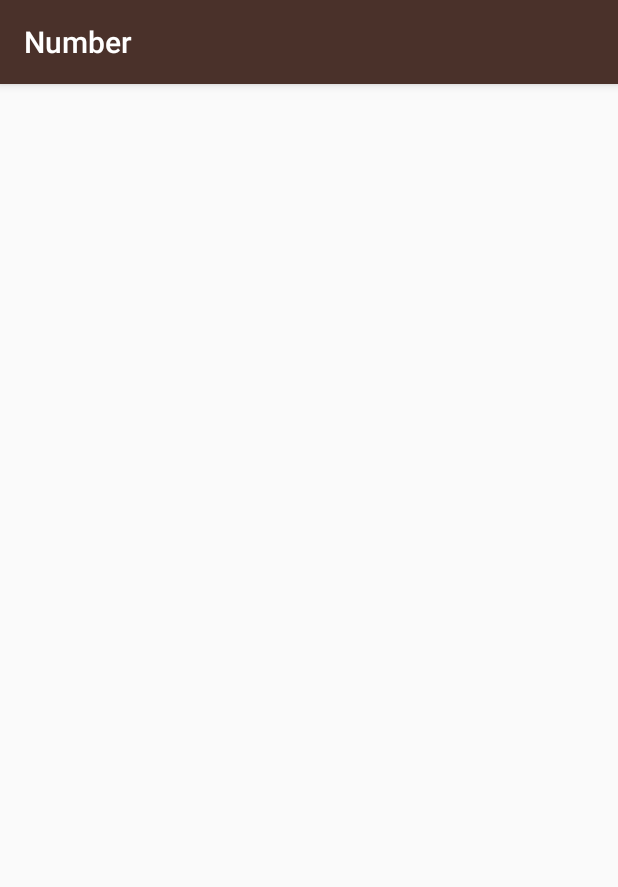
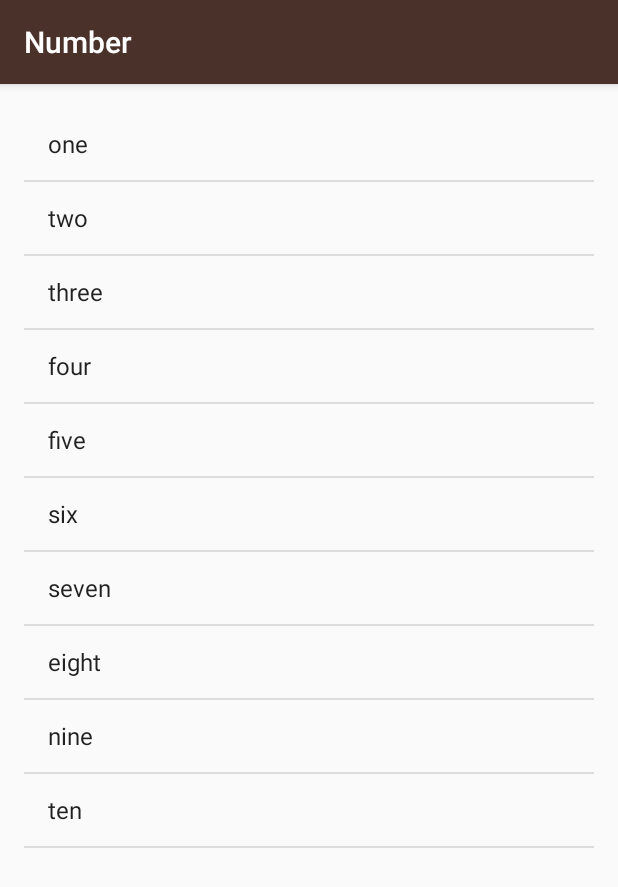
Before and after one commit to Mizael0412/Miwok, an Android app: the numberActivity screen opened directly, with no data from a screen before it, on a phone screen of 412 x 824 dp. Shown: the top 887 px of the screen. Run offline under Robolectric (Android 15) with nearby library versions, the phone set to English and light mode, and no system bars.

Commit message:
MiWok pt2

```diff
--- a/app/src/main/java/com/example/android/miwok/numberActivity.java
+++ b/app/src/main/java/com/example/android/miwok/numberActivity.java
@@ -3,6 +3,12 @@ package com.example.android.miwok;
 import androidx.appcompat.app.AppCompatActivity;
 
 import android.os.Bundle;
+import android.widget.ArrayAdapter;
+import android.widget.LinearLayout;
+import android.widget.ListView;
+import android.widget.TextView;
+
+import java.util.ArrayList;
 
 public class numberActivity extends AppCompatActivity {
 
@@ -10,5 +16,31 @@ public class numberActivity extends AppCompatActivity {
     protected void onCreate(Bundle savedInstanceState) {
         super.onCreate(savedInstanceState);
         setContentView(R.layout.activity_number);
+
+        ArrayList<String> englishWords = new ArrayList<String>();
+        englishWords.add("one");
+        englishWords.add("two");
+        englishWords.add("three");
+        englishWords.add("four");
+        englishWords.add("five");
+        englishWords.add("six");
+        englishWords.add("seven");
+        englishWords.add("eight");
+        englishWords.add("nine");
+        englishWords.add("ten");
+
+        ArrayAdapter<String> itemsAdapter = new ArrayAdapter<String>(this, android.R.layout.simple_list_item_1, englishWords);
+
+        ListView listView = (ListView) findViewById(R.id.list);
+
+        listView.setAdapter(itemsAdapter);
+
+
+
+
+
     }
+
+    }
+
 }
--- a/app/src/main/res/layout/activity_number.xml
+++ b/app/src/main/res/layout/activity_number.xml
@@ -1,9 +1,13 @@
 <?xml version="1.0" encoding="utf-8"?>
-<androidx.constraintlayout.widget.ConstraintLayout xmlns:android="http://schemas.android.com/apk/res/android"
-    xmlns:app="http://schemas.android.com/apk/res-auto"
+<ListView xmlns:android="http://schemas.android.com/apk/res/android"
     xmlns:tools="http://schemas.android.com/tools"
+    android:id="@+id/list"
+    android:orientation="vertical"
     android:layout_width="match_parent"
     android:layout_height="match_parent"
-    tools:context=".numberActivity">
-
-</androidx.constraintlayout.widget.ConstraintLayout>
+    android:paddingBottom="@dimen/activity_vertical_margin"
+    android:paddingLeft="@dimen/activity_horizontal_margin"
+    android:paddingRight="@dimen/activity_horizontal_margin"
+    android:paddingTop="@dimen/activity_vertical_margin"
+    tools:context="com.example.android.miwok.numberActivity"
+    />
```
